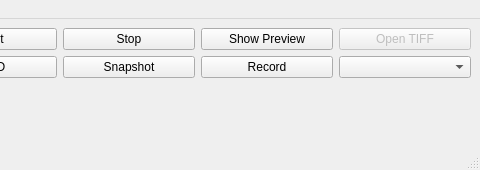
This is apps/qt6_viewer/mainwindow.ui in MarquezLin/Gcapture_qt6_srcroot as Qt 5 draws it before an edit; both pictures show x 360 to 840 and y 0 to 170 of the 840 by 170 pixel window. The edited form follows.
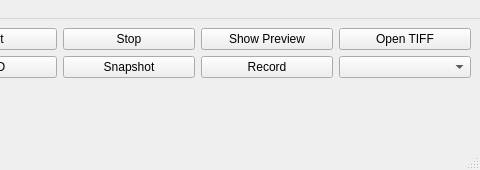
This is the edited form. Icons and pictures are not drawn.

```diff
--- a/apps/qt6_viewer/mainwindow.ui
+++ b/apps/qt6_viewer/mainwindow.ui
@@ -73,7 +73,7 @@
     <item row="0" column="5">
      <widget class="QPushButton" name="btnOpenTiff">
       <property name="enabled">
-       <bool>false</bool>
+       <bool>true</bool>
       </property>
       <property name="text">
        <string>Open TIFF</string>
```
Left out of the diff: 2 changed lines with no effect on the pictures.
